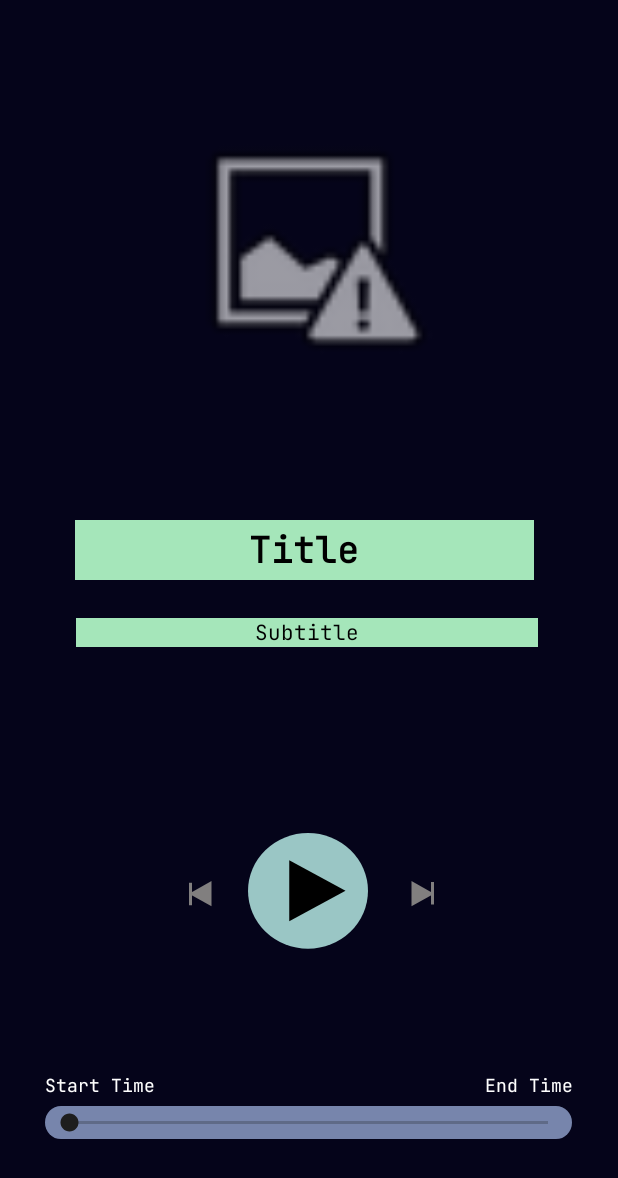
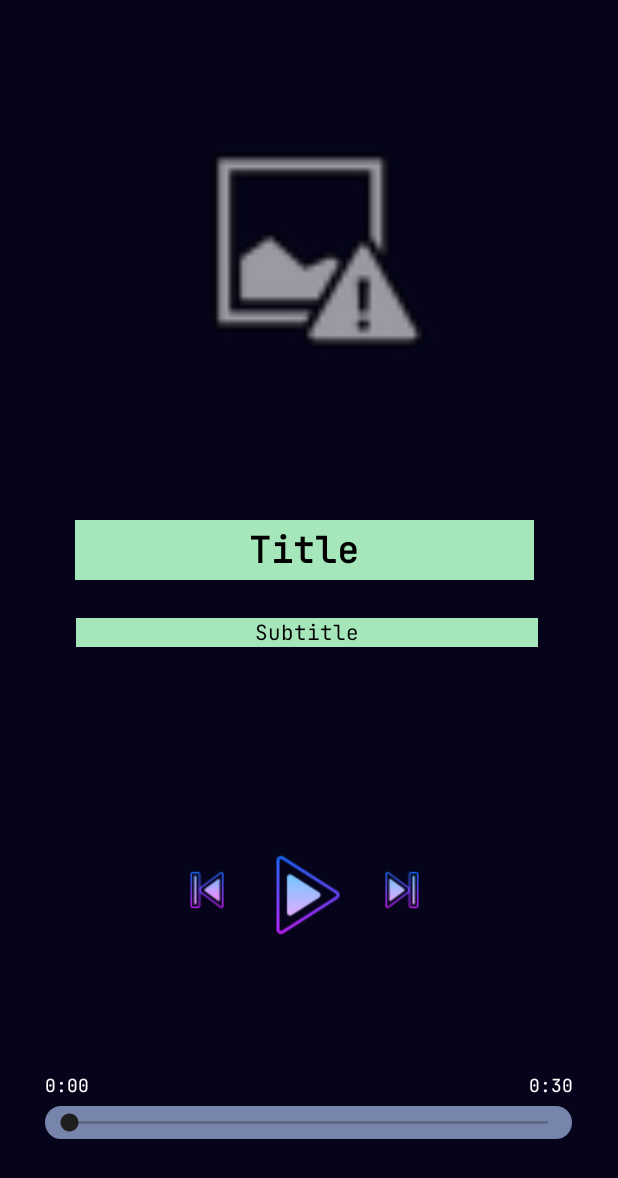
Before and after one commit to TuneWave-APP/Java-App, an Android app: the musicplayer screen opened directly, with no data from a screen before it, on a phone screen of 412 x 824 dp. Shown: the top 1178 px of the screen. Run offline under Robolectric (Android 15) with nearby library versions, the phone set to English and light mode, and no system bars.

Commit message:
Player Basic Functionality Created

```diff
--- a/APPmusicplayerAPP/app/src/main/AndroidManifest.xml
+++ b/APPmusicplayerAPP/app/src/main/AndroidManifest.xml
@@ -26,5 +26,6 @@
         <meta-data android:name="preloaded_fonts" android:resource="@array/preloaded_fonts"/>
 
     </application>
-
+    <uses-permission android:name="android.permission.INTERNET" />
+    <uses-permission android:name="android.permission.WAKE_LOCK" />
 </manifest>
--- a/APPmusicplayerAPP/app/src/main/java/com/example/appmusicplayerapp/musicplayer.java
+++ b/APPmusicplayerAPP/app/src/main/java/com/example/appmusicplayerapp/musicplayer.java
@@ -1,14 +1,111 @@
 package com.example.appmusicplayerapp;
 
+import android.view.View;
+import android.widget.ImageButton;
+import android.widget.SeekBar;
+import android.widget.TextView;
 import androidx.appcompat.app.AppCompatActivity;
 import android.os.Bundle;
 import android.media.AudioManager;
 import android.media.MediaPlayer;
+import android.media.AudioAttributes;
+import android.net.Uri;
+import android.os.Handler;
 import android.content.Intent;
 
 public class musicplayer extends AppCompatActivity {
+    MediaPlayer musicPlayer;
+    SeekBar Duration;
+    TextView Current;
+    TextView End;
+    boolean isSeeking;
+    Handler handler = new Handler();
     protected void onCreate(Bundle savedInstanceState) {
         super.onCreate(savedInstanceState);
         setContentView(R.layout.activity_musicplayer);
+
+        try {
+            musicPlayer = new MediaPlayer();
+            musicPlayer.setAudioAttributes(
+                    new AudioAttributes.Builder()
+                            .setContentType(AudioAttributes.CONTENT_TYPE_MUSIC)
+                            .setUsage(AudioAttributes.USAGE_MEDIA)
+                            .build()
+            );
+            //Change below line once database imported
+            Uri uri = Uri.parse("android.resource://" + getPackageName() + "/" + R.raw.marshmello_summer);
+            musicPlayer.setDataSource(this, uri);
+            musicPlayer.prepare();
+
+            ImageButton PlayButton = findViewById(R.id.PlayerPlayButton);
+            ImageButton PrevButton = findViewById(R.id.PlayerPrevBut);
+            ImageButton NextButton = findViewById(R.id.PlayerNextBut);
+            Duration = findViewById(R.id.seekBar);
+            Current = findViewById(R.id.PlayerStartTime);
+            End = findViewById(R.id.PlayerEndTime);
+            isSeeking = false;
+
+            Duration.setMax(musicPlayer.getDuration());
+            Duration.setProgress(musicPlayer.getCurrentPosition());
+            PlayButton.setOnClickListener(new View.OnClickListener() {
+                @Override
+                public void onClick(View v) {
+                    if (musicPlayer.isPlaying()) {
+                        musicPlayer.pause();
+                        PlayButton.setImageResource(R.drawable.playerplaybut);
+                    } else {
+                        musicPlayer.start();
+                        PlayButton.setImageResource(R.drawable.playerpausebut);
+                    }
+                }
+            });
+            setupSeekBarListener();
+            updateUIComponents();
+            handler.post(updateUIRunnable);
+        } catch (Exception e) {
+            e.printStackTrace();
+        }
+    }
+    Runnable updateUIRunnable = new Runnable() {
+        @Override
+        public void run() {
+            updateUIComponents();
+            handler.postDelayed(this, 1000); // Update every second
+        }
+    };
+    void updateUIComponents() {
+        if (!isSeeking) {
+            Duration.setProgress(musicPlayer.getCurrentPosition());
+            Current.setText(formatTime(musicPlayer.getCurrentPosition()));
+        }
+        End.setText(formatTime(musicPlayer.getDuration()));
+    }
+    void setupSeekBarListener() {
+        Duration.setOnSeekBarChangeListener(new SeekBar.OnSeekBarChangeListener() {
+            @Override
+            public void onProgressChanged(SeekBar seekBar, int progress, boolean fromUser) {
+                if (fromUser) {
+                    isSeeking = true;
+                    musicPlayer.seekTo(progress); // Update current position of the song
+                    Current.setText(formatTime(progress)); // Update current time TextView
+
+                }
+            }
+
+            @Override
+            public void onStartTrackingTouch(SeekBar seekBar) {
+                isSeeking = true;
+            }
+
+            @Override
+            public void onStopTrackingTouch(SeekBar seekBar) {
+                isSeeking = false;
+            }
+        });
+    }
+    private String formatTime(int milliseconds) {
+        int seconds = (milliseconds / 1000) % 60;
+        int minutes = (milliseconds / (1000 * 60)) % 60;
+        return String.format("%d:%02d", minutes, seconds);
     }
 }
--- a/APPmusicplayerAPP/app/src/main/res/drawable/playernextbut.xml
+++ /dev/null
@@ -1,12 +0,0 @@
-<vector xmlns:android="http://schemas.android.com/apk/res/android"
-    android:width="20dp"
-    android:height="20dp"
-    android:viewportWidth="20"
-    android:viewportHeight="20">
-  <path
-      android:pathData="M20,9.752L5,18.198L5,1.307L20,9.752Z"
-      android:fillColor="#817F7F"/>
-  <path
-      android:pathData="M18,2h2v15h-2z"
-      android:fillColor="#817F7F"/>
-</vector>
--- a/APPmusicplayerAPP/app/src/main/res/drawable/playerprevbut.xml
+++ /dev/null
@@ -1,12 +0,0 @@
-<vector xmlns:android="http://schemas.android.com/apk/res/android"
-    android:width="20dp"
-    android:height="20dp"
-    android:viewportWidth="20"
-    android:viewportHeight="20">
-  <path
-      android:pathData="M0,9.753L15,1.307L15,18.198L0,9.753Z"
-      android:fillColor="#817F7F"/>
-  <path
-      android:pathData="M2,17.505l-2,-0l-0,-15l2,-0z"
-      android:fillColor="#817F7F"/>
-</vector>
--- a/APPmusicplayerAPP/app/src/main/res/layout/activity_musicplayer.xml
+++ b/APPmusicplayerAPP/app/src/main/res/layout/activity_musicplayer.xml
@@ -10,7 +10,7 @@
             android:layout_width="116dp"
             android:layout_height="20dp"
             android:focusableInTouchMode="false"
-            android:text="End Time"
+            android:text="0:00"
             android:ems="10"
             android:id="@+id/PlayerEndTime"
             app:layout_constraintEnd_toEndOf="parent" app:layout_constraintStart_toStartOf="parent"
@@ -23,7 +23,7 @@
             android:layout_height="20dp"
             android:focusableInTouchMode="false"
             android:inputType="text"
-            android:text="Start Time"
+            android:text="0:00"
             android:ems="10"
             android:id="@+id/PlayerStartTime"
             app:layout_constraintEnd_toEndOf="parent" app:layout_constraintStart_toStartOf="parent"
@@ -72,11 +72,12 @@
             android:textSize="14sp" android:editable="false"/>
     <ImageButton
             android:layout_width="wrap_content"
-            android:layout_height="wrap_content" app:srcCompat="@drawable/group_1" android:id="@+id/PlayerPlayButton"
+            android:layout_height="wrap_content" app:srcCompat="@drawable/playerplaybut"
+            android:id="@+id/PlayerPlayButton"
             app:layout_constraintBottom_toBottomOf="parent"
             app:layout_constraintTop_toTopOf="parent" app:layout_constraintStart_toStartOf="parent"
             app:layout_constraintEnd_toEndOf="parent" app:layout_constraintHorizontal_bias="0.498"
-            app:layout_constraintVertical_bias="0.744"
+            app:layout_constraintVertical_bias="0.743"
             android:background="@null"/>
     <ImageView
             android:layout_width="180dp"
@@ -98,7 +99,7 @@
             android:layout_height="wrap_content" app:srcCompat="@drawable/playernextbut" android:id="@+id/PlayerNextBut"
             app:layout_constraintStart_toEndOf="@+id/PlayerPlayButton"
             app:layout_constraintEnd_toEndOf="parent" app:layout_constraintBottom_toBottomOf="parent"
-            app:layout_constraintTop_toTopOf="parent" app:layout_constraintHorizontal_bias="0.163"
+            app:layout_constraintTop_toTopOf="parent" app:layout_constraintHorizontal_bias="0.105"
             app:layout_constraintVertical_bias="0.729"
             android:background="@null"/>
 
```
Also changed, not shown: APPmusicplayerAPP/app/src/main/res/drawable/playernextbut.png (added), APPmusicplayerAPP/app/src/main/res/drawable/playerpausebut.png (added), APPmusicplayerAPP/app/src/main/res/drawable/playerplaybut.png (added), APPmusicplayerAPP/app/src/main/res/drawable/playerprevbut.png (added), 8 other files.
